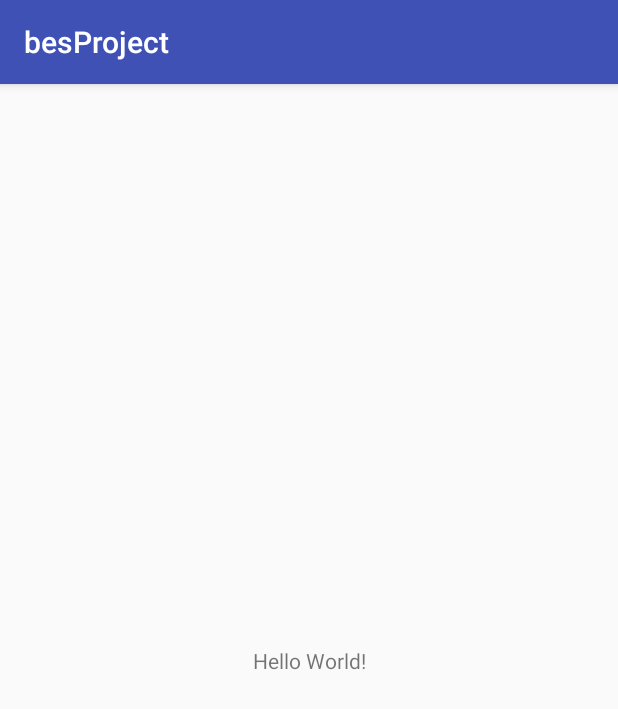
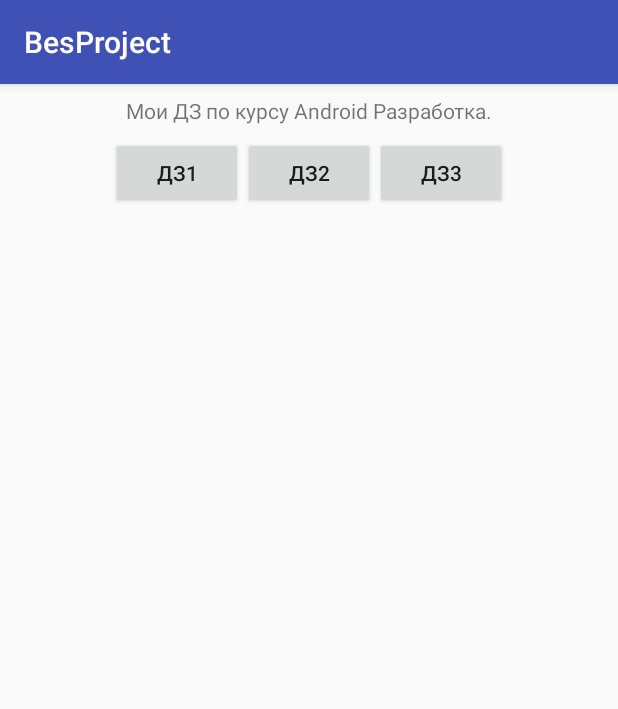
Before and after one commit to EvgenBES/StudyProject, an Android app: the screen it shows after launch (MainActivity), on a phone screen of 412 x 824 dp. Shown: the top 709 px of the screen. Run offline under Robolectric (Android 15) with nearby library versions, the phone set to English and light mode, and no system bars.

Commit message:
Created textView and 3 buttons

```diff
--- a/app/build.gradle
+++ b/app/build.gradle
@@ -20,7 +20,7 @@ android {
 
 dependencies {
     implementation fileTree(dir: 'libs', include: ['*.jar'])
-    implementation 'com.android.support:appcompat-v7:28.0.0-alpha3'
+    implementation 'com.android.support:appcompat-v7:28.0.0-alpha1'
     implementation 'com.android.support.constraint:constraint-layout:1.1.2'
     testImplementation 'junit:junit:4.12'
     androidTestImplementation 'com.android.support.test:runner:1.0.2'
--- a/app/src/main/res/layout/main.xml
+++ b/app/src/main/res/layout/main.xml
@@ -6,13 +6,64 @@
     android:layout_height="match_parent"
     tools:context=".MainActivity">
 
-    <TextView
+    <LinearLayout
+        android:id="@+id/linearLayout2"
         android:layout_width="wrap_content"
         android:layout_height="wrap_content"
-        android:text="Hello World!"
+        android:layout_marginEnd="8dp"
+        android:layout_marginLeft="8dp"
+        android:layout_marginRight="8dp"
+        android:layout_marginStart="8dp"
+        android:layout_marginTop="8dp"
+        android:orientation="horizontal"
         app:layout_constraintBottom_toBottomOf="parent"
-        app:layout_constraintLeft_toLeftOf="parent"
-        app:layout_constraintRight_toRightOf="parent"
-        app:layout_constraintTop_toTopOf="parent" />
+        app:layout_constraintEnd_toEndOf="parent"
+        app:layout_constraintStart_toStartOf="parent"
+        app:layout_constraintTop_toTopOf="parent"
+        app:layout_constraintVertical_bias="0.0">
 
+        <TextView
+            android:id="@+id/textView"
+            android:layout_width="0dp"
+            android:layout_height="wrap_content"
+            android:layout_weight="1"
+            android:gravity="center"
+            android:text="@string/headText" />
+
+    </LinearLayout>
+
+    <LinearLayout
+        android:layout_width="wrap_content"
+        android:layout_height="wrap_content"
+        android:layout_marginEnd="8dp"
+        android:layout_marginLeft="8dp"
+        android:layout_marginRight="8dp"
+        android:layout_marginStart="8dp"
+        android:layout_marginTop="8dp"
+        android:orientation="horizontal"
+        app:layout_constraintEnd_toEndOf="parent"
+        app:layout_constraintStart_toStartOf="parent"
+        app:layout_constraintTop_toBottomOf="@+id/linearLayout2">
+
+        <Button
+            android:id="@+id/button2"
+            android:layout_width="wrap_content"
+            android:layout_height="wrap_content"
+            android:layout_weight="1"
+            android:text="@string/buttonDz1" />
+
+        <Button
+            android:id="@+id/button3"
+            android:layout_width="wrap_content"
+            android:layout_height="wrap_content"
+            android:layout_weight="1"
+            android:text="@string/buttonDz2" />
+
+        <Button
+            android:id="@+id/button4"
+            android:layout_width="wrap_content"
+            android:layout_height="wrap_content"
+            android:layout_weight="1"
+            android:text="@string/buttonDz3" />
+    </LinearLayout>
 </android.support.constraint.ConstraintLayout>
--- a/app/src/main/res/values/strings.xml
+++ b/app/src/main/res/values/strings.xml
@@ -1,3 +1,7 @@
 <resources>
-    <string name="app_name">besProject</string>
+    <string name="app_name">BesProject</string>
+    <string name="buttonDz1">Дз1</string>
+    <string name="buttonDz2">Дз2</string>
+    <string name="buttonDz3">Дз3</string>
+    <string name="headText">Мои ДЗ по курсу Android Разработка.</string>
 </resources>
```
